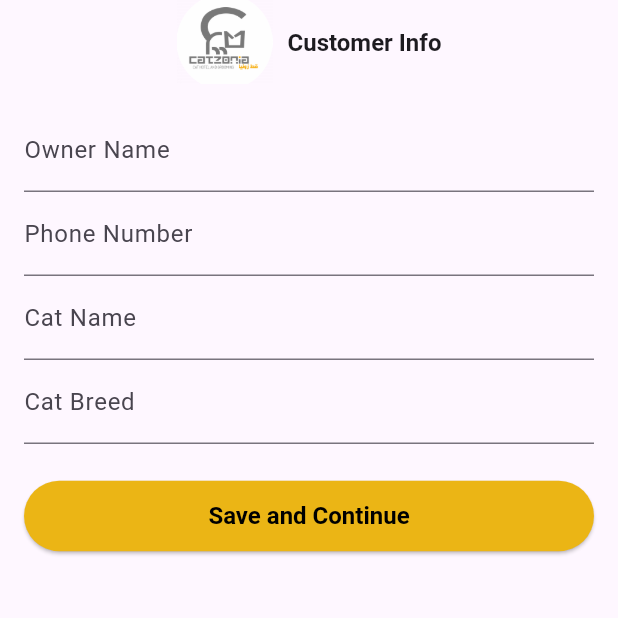
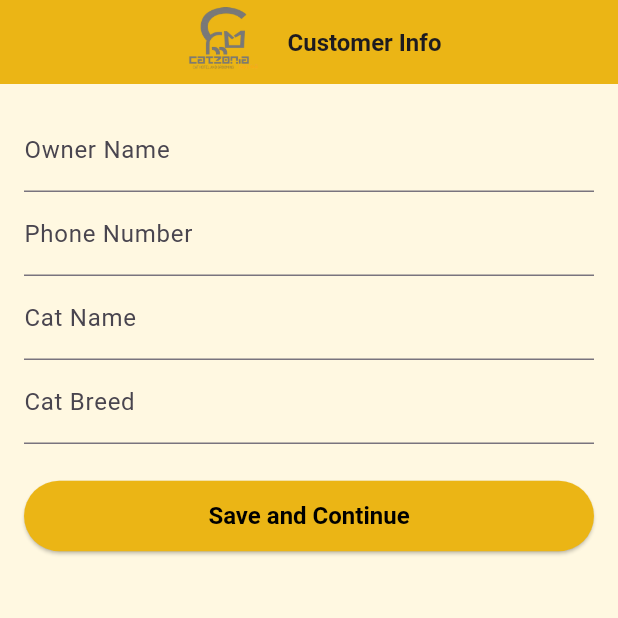
Before and after one commit to MrZhaf/catzonia, a Flutter app: the screen it shows after launch, on a phone screen of 412 x 824 dp, the top half of it. Run offline on Flutter 3.47's test engine with Material 3 defaults, Android fonts, the phone set to English and light mode, and no system bars; accounts and stored records are empty.

Commit message:
fix the image and change colour

```diff
--- a/lib/screens/customer_form_screen.dart
+++ b/lib/screens/customer_form_screen.dart
@@ -29,14 +29,16 @@ class _CustomerFormScreenState extends State<CustomerFormScreen> {
   @override
   Widget build(BuildContext context) {
     return Scaffold(
+      backgroundColor: Color(0xFFFFF8E1),
       appBar: AppBar(
+        backgroundColor: Color(0xFFEBB515),
         centerTitle: true,
         title: Row(
           mainAxisAlignment: MainAxisAlignment.center,
           mainAxisSize: MainAxisSize.min,
           children: [
             Image.asset(
-              'assets/images/catzonia.png',
+              'assets/images/catzonia2.png',
               height: 64,
             ),
             const SizedBox(width: 10),
```
